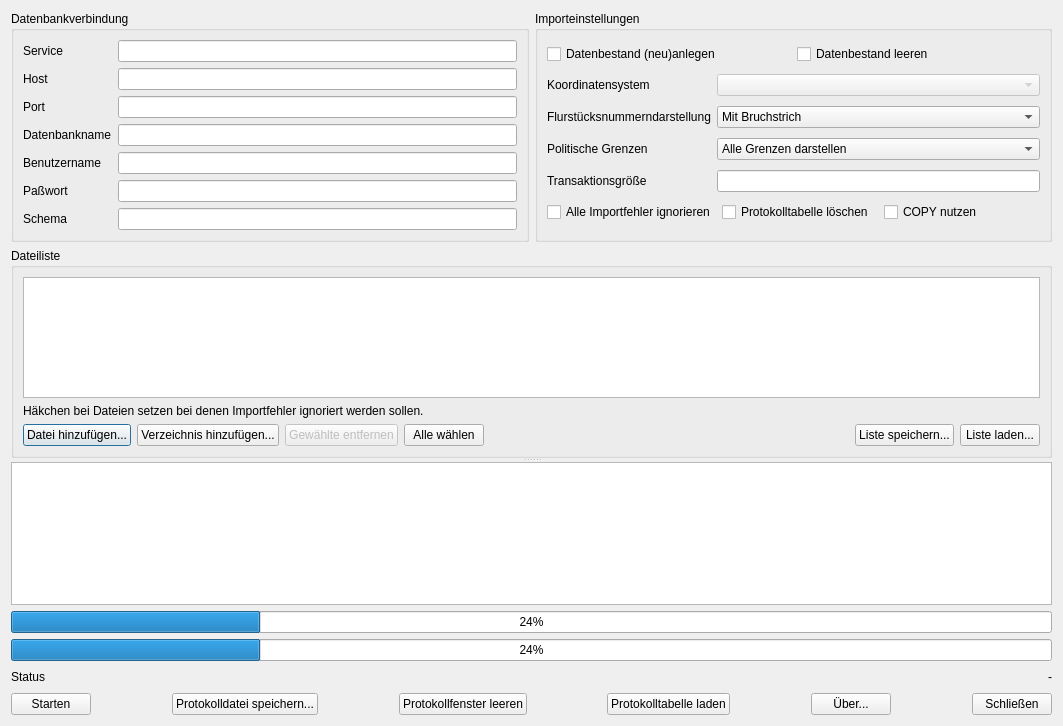
Above: alkisImportDlg.ui from norBIT/alkisimport before the change. Below: the same form after it.
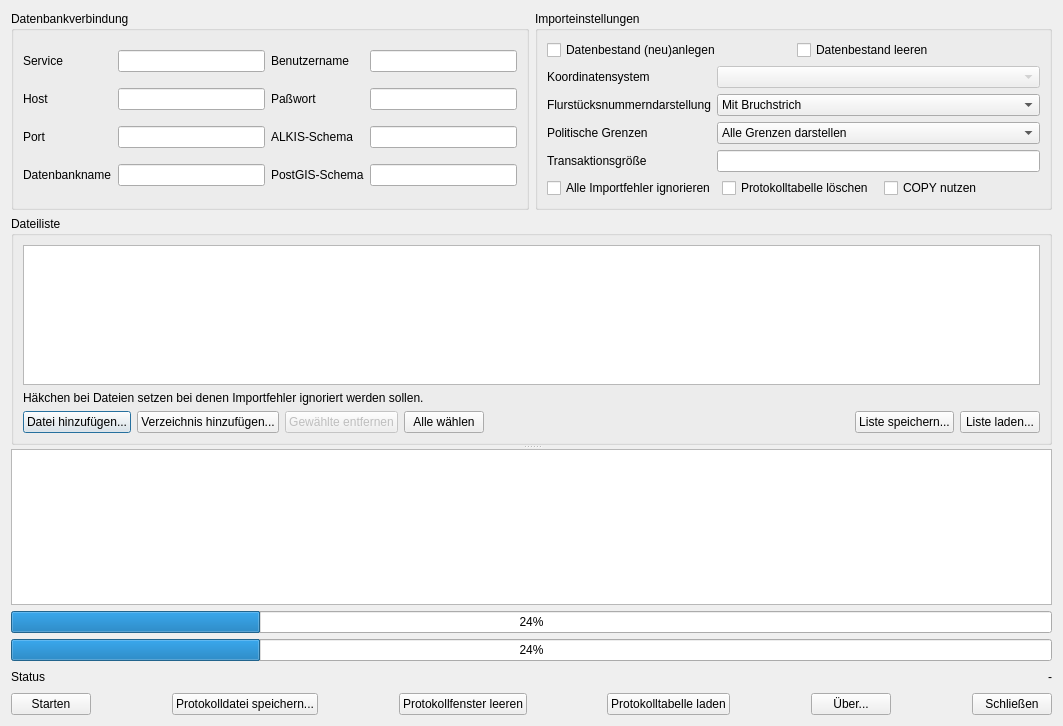
That is the form after the change.

Commit message: * Unterstützung für den Import in verschiedene Schemata (auch   PostGIS-Schema ist wählbar) * Dummy-Geometriespalten entfernen (und mit -oo LIST_ALL_TABLES und   TABLES mit allen Objekttabellen importieren) * Splitterstatus speichern und wiederherstellen (followup aebe4278)

The edit to the form file:
```diff
--- a/alkisImportDlg.ui
+++ b/alkisImportDlg.ui
@@ -21,10 +21,7 @@
        <property name="title">
         <string>Datenbankverbindung</string>
        </property>
-       <layout class="QFormLayout" name="formLayout">
-        <property name="fieldGrowthPolicy">
-         <enum>QFormLayout::AllNonFixedFieldsGrow</enum>
-        </property>
+       <layout class="QGridLayout" name="gridLayout">
         <item row="0" column="0">
          <widget class="QLabel" name="label_6">
           <property name="text">
@@ -35,9 +32,39 @@
           </property>
          </widget>
         </item>
+        <item row="2" column="1">
+         <widget class="QLineEdit" name="lePORT">
+          <property name="inputMask">
+           <string>99999; </string>
+          </property>
+          <property name="text">
+           <string/>
+          </property>
+         </widget>
+        </item>
+        <item row="3" column="0">
+         <widget class="QLabel" name="label">
+          <property name="text">
+           <string>Datenbankname</string>
+          </property>
+          <property name="buddy">
+           <cstring>leDBNAME</cstring>
+          </property>
+         </widget>
+        </item>
         <item row="0" column="1">
          <widget class="QLineEdit" name="leSERVICE"/>
         </item>
+        <item row="0" column="2">
+         <widget class="QLabel" name="label_2">
+          <property name="text">
+           <string>Benutzername</string>
+          </property>
+          <property name="buddy">
+           <cstring>leUID</cstring>
+          </property>
+         </widget>
+        </item>
         <item row="1" column="0">
          <widget class="QLabel" name="label_7">
           <property name="text">
@@ -65,47 +92,17 @@
           </property>
          </widget>
         </item>
-        <item row="2" column="1">
-         <widget class="QLineEdit" name="lePORT">
-          <property name="inputMask">
-           <string>99999; </string>
-          </property>
-          <property name="text">
-           <string/>
-          </property>
-         </widget>
-        </item>
-        <item row="3" column="0">
-         <widget class="QLabel" name="label">
-          <property name="text">
-           <string>Datenbankname</string>
-          </property>
-          <property name="buddy">
-           <cstring>leDBNAME</cstring>
-          </property>
-         </widget>
-        </item>
         <item row="3" column="1">
          <widget class="QLineEdit" name="leDBNAME"/>
         </item>
-        <item row="4" column="0">
-         <widget class="QLabel" name="label_2">
-          <property name="text">
-           <string>Benutzername</string>
-          </property>
-          <property name="buddy">
-           <cstring>leUID</cstring>
-          </property>
-         </widget>
-        </item>
-        <item row="4" column="1">
+        <item row="0" column="3">
          <widget class="QLineEdit" name="leUID">
           <property name="text">
            <string/>
           </property>
          </widget>
         </item>
-        <item row="5" column="0">
+        <item row="1" column="2">
          <widget class="QLabel" name="label_3">
           <property name="text">
            <string>Paßwort</string>
@@ -115,7 +112,7 @@
           </property>
          </widget>
         </item>
-        <item row="5" column="1">
+        <item row="1" column="3">
          <widget class="QLineEdit" name="lePWD">
           <property name="text">
            <string/>
@@ -125,23 +122,40 @@
           </property>
          </widget>
         </item>
-        <item row="6" column="0">
+        <item row="2" column="2">
          <widget class="QLabel" name="label_12">
           <property name="text">
-           <string>Schema</string>
+           <string>ALKIS-Schema</string>
           </property>
           <property name="buddy">
            <cstring>lePWD</cstring>
           </property>
          </widget>
         </item>
-        <item row="6" column="1">
+        <item row="2" column="3">
          <widget class="QLineEdit" name="leSCHEMA">
           <property name="text">
            <string/>
           </property>
          </widget>
         </item>
+        <item row="3" column="2">
+         <widget class="QLabel" name="label_13">
+          <property name="text">
+           <string>PostGIS-Schema</string>
+          </property>
+          <property name="buddy">
+           <cstring>lePGSCHEMA</cstring>
+          </property>
+         </widget>
+        </item>
+        <item row="3" column="3">
+         <widget class="QLineEdit" name="lePGSCHEMA">
+          <property name="text">
+           <string/>
+          </property>
+         </widget>
+        </item>
        </layout>
       </widget>
      </item>
@@ -384,13 +398,6 @@
      <widget class="QListWidget" name="lwProtocol"/>
     </widget>
    </item>
-   <item>
-    <widget class="QProgressBar" name="pbProgress">
-     <property name="value">
-      <number>24</number>
-     </property>
-    </widget>
-   </item>
    <item>
     <widget class="QProgressBar" name="pbProgressFile">
      <property name="value">
@@ -398,6 +405,13 @@
      </property>
     </widget>
    </item>
+   <item>
+    <widget class="QProgressBar" name="pbProgress">
+     <property name="value">
+      <number>24</number>
+     </property>
+    </widget>
+   </item>
    <item>
     <layout class="QHBoxLayout" name="horizontalLayout_3">
      <item>
```
Left out of the diff: 16 changed lines with no effect on the pictures. The commit also changes 15 other files.
